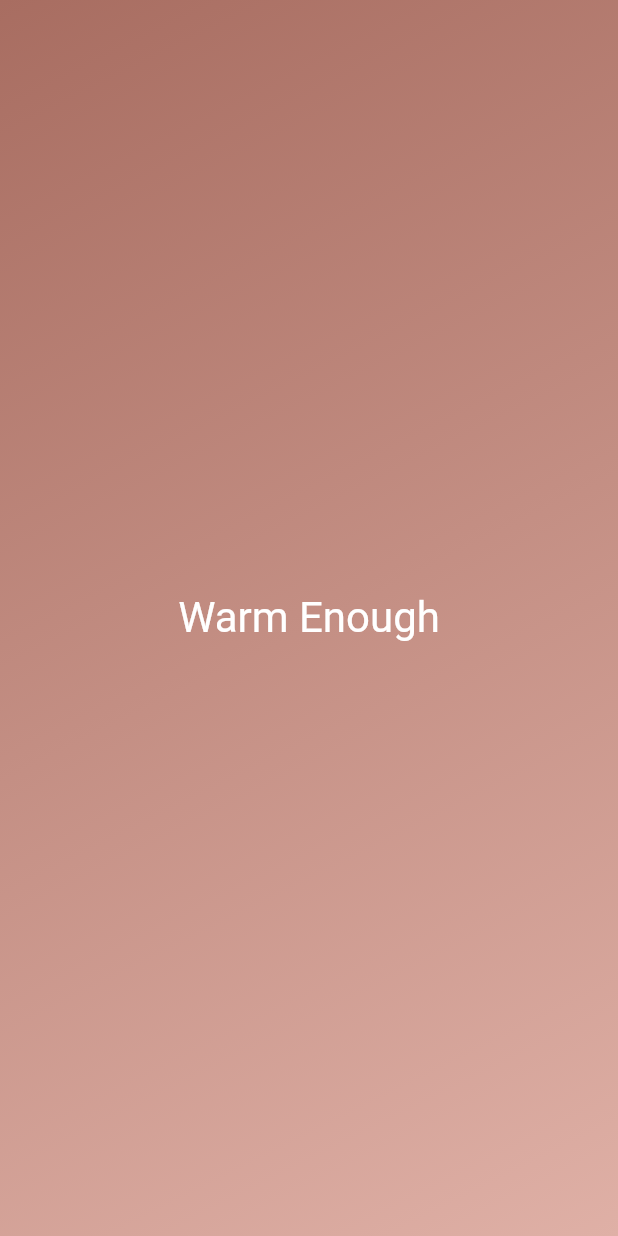
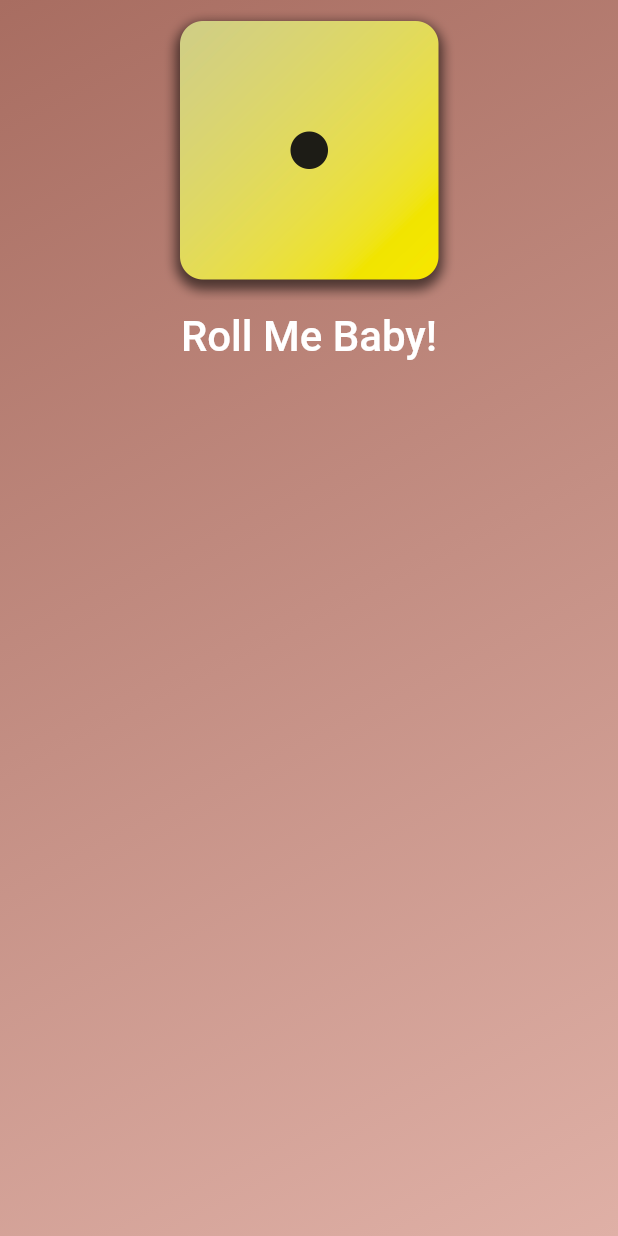
Before and after one commit to Ihyatt/dicee_app, a Flutter app: the screen it shows after launch, on a phone screen of 412 x 824 dp. Run offline on Flutter 3.47's test engine with Material 2 defaults, Android fonts, the phone set to English and light mode, and no system bars.

Commit message:
added button styling

```diff
--- a/lib/gradient_container.dart
+++ b/lib/gradient_container.dart
@@ -13,6 +13,8 @@ class GradientContainer extends StatelessWidget {
 
   final List<Color> gradientColors;
 
+  void rollDice() {}
+
   @override //annotation to make it clear that you are overriding build from StatelessWidget
   Widget build(context) {
     return Container(
@@ -23,8 +25,19 @@ class GradientContainer extends StatelessWidget {
           colors: gradientColors,
         ),
       ),
-      child: const Center(
-        child: StyledText('Warm Enough'),
+      child: Center(
+        child: Column(
+          children: [
+            Image.asset(
+              'assets/images/dice-1.png',
+              width: 200,
+            ),
+            TextButton(
+              onPressed: rollDice,
+              child: const StyledText('Roll Me Baby!'),
+            ),
+          ],
+        ),
       ),
     );
   } //build must return widget
```
Also changed, not shown: pubspec.yaml (+5 -63 lines), assets/images/dice-1.png (added), assets/images/dice-2.png (added), assets/images/dice-3.png (added), assets/images/dice-4.png (added), assets/images/dice-5.png (added), assets/images/dice-6.png (added).
